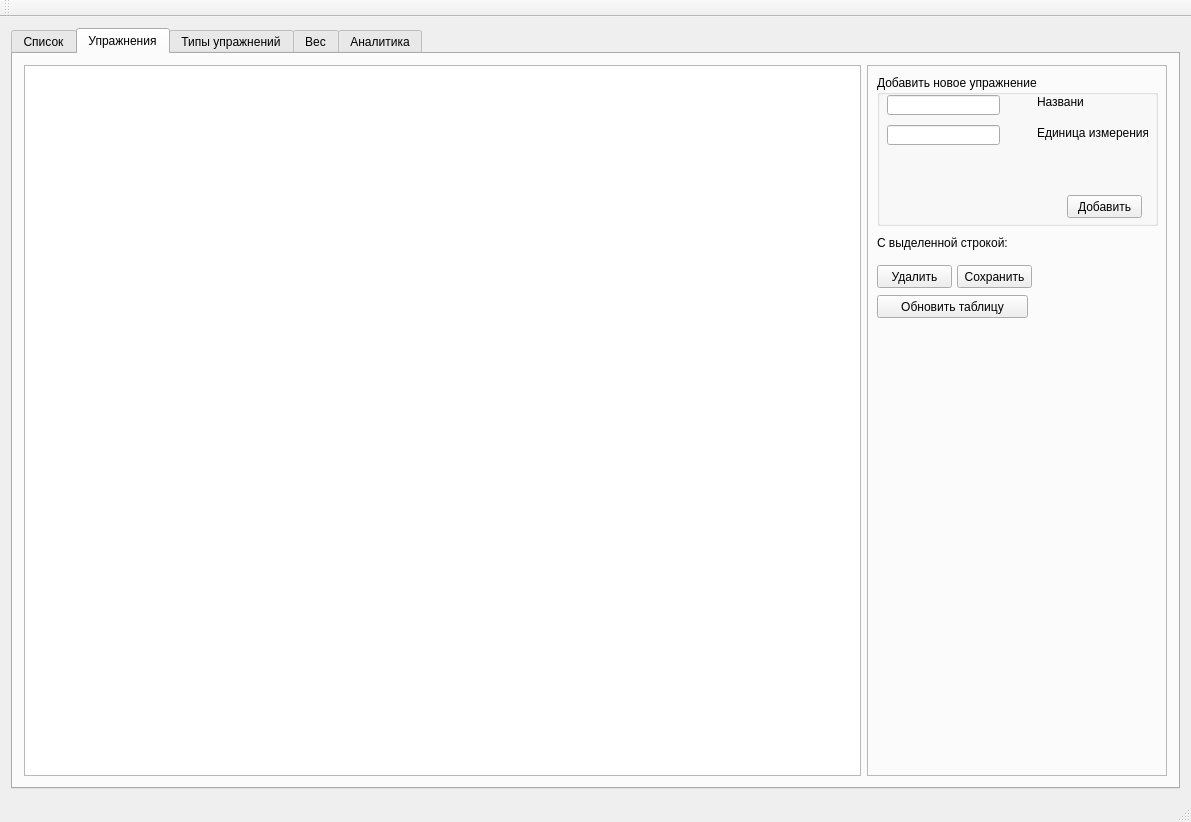
Harrix/harrix-swiss-knife, file src/harrix_swiss_knife/sport_window.ui: the form before one commit.
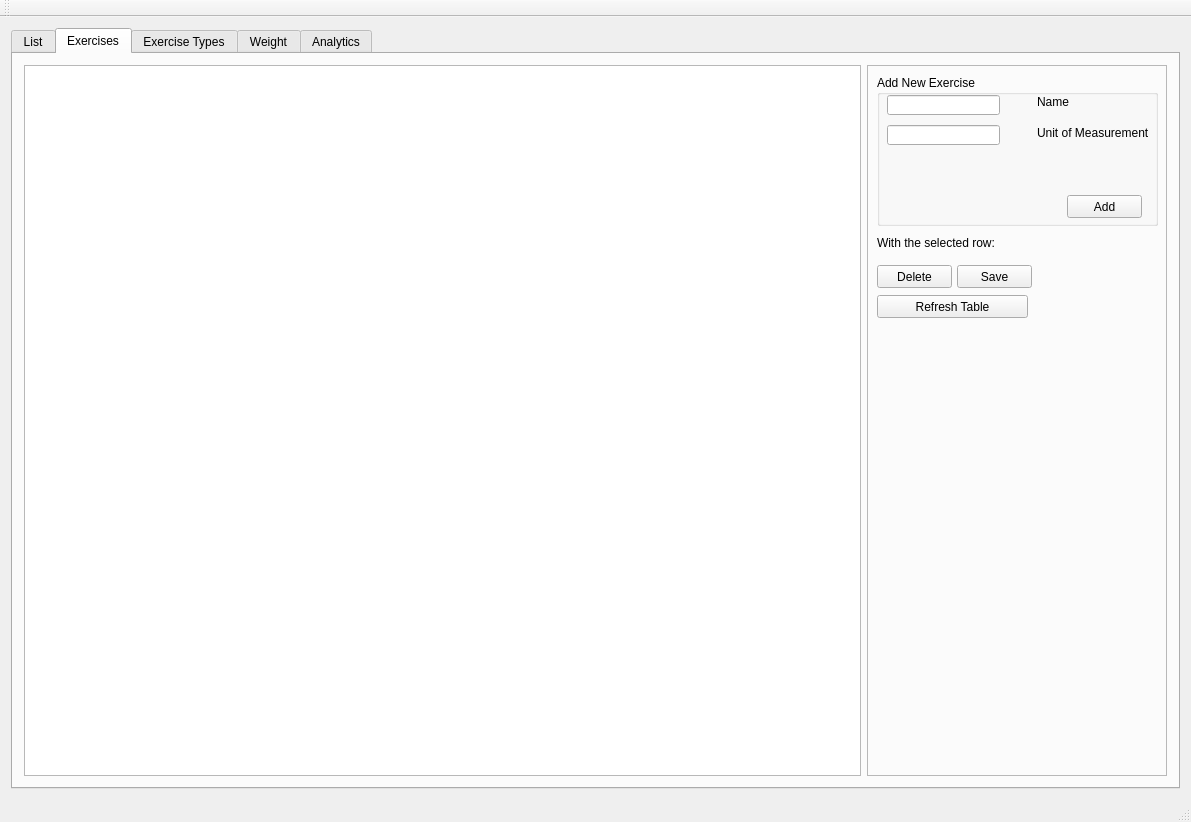
The form after the commit. The open tabs and pages were chosen to show the change.

Patch:
```diff
--- a/src/harrix_swiss_knife/sport_window.ui
+++ b/src/harrix_swiss_knife/sport_window.ui
@@ -22,7 +22,7 @@
       </property>
       <widget class="QWidget" name="tab">
        <attribute name="title">
-        <string>Список</string>
+        <string>List</string>
        </attribute>
        <layout class="QHBoxLayout" name="horizontalLayout_2">
         <item>
@@ -185,7 +185,7 @@
       </widget>
       <widget class="QWidget" name="tab_2">
        <attribute name="title">
-        <string>Упражнения</string>
+        <string>Exercises</string>
        </attribute>
        <layout class="QHBoxLayout" name="horizontalLayout_3">
         <item>
@@ -215,7 +215,7 @@
             </rect>
            </property>
            <property name="title">
-            <string>Добавить новое упражнение</string>
+            <string>Add New Exercise</string>
            </property>
            <widget class="QLineEdit" name="lineEdit_4">
             <property name="geometry">
@@ -237,7 +237,7 @@
              </rect>
             </property>
             <property name="text">
-             <string>Название</string>
+             <string>Name</string>
             </property>
            </widget>
            <widget class="QLabel" name="label_6">
@@ -250,7 +250,7 @@
              </rect>
             </property>
             <property name="text">
-             <string>Единица измерения</string>
+             <string>Unit of Measurement</string>
             </property>
            </widget>
            <widget class="QLineEdit" name="lineEdit_5">
@@ -273,7 +273,7 @@
              </rect>
             </property>
             <property name="text">
-             <string>Добавить</string>
+             <string>Add</string>
             </property>
            </widget>
           </widget>
@@ -287,7 +287,7 @@
             </rect>
            </property>
            <property name="text">
-            <string>С выделенной строкой:</string>
+            <string>With the selected row:</string>
            </property>
           </widget>
           <widget class="QPushButton" name="pushButton_exercise_delete">
@@ -300,7 +300,7 @@
             </rect>
            </property>
            <property name="text">
-            <string>Удалить</string>
+            <string>Delete</string>
            </property>
           </widget>
           <widget class="QPushButton" name="pushButton_exercise_update">
@@ -313,7 +313,7 @@
             </rect>
            </property>
            <property name="text">
-            <string>Сохранить</string>
+            <string>Save</string>
            </property>
           </widget>
           <widget class="QPushButton" name="pushButton_exercise_refresh">
@@ -326,7 +326,7 @@
             </rect>
            </property>
            <property name="text">
-            <string>Обновить таблицу</string>
+            <string>Refresh Table</string>
            </property>
           </widget>
          </widget>
@@ -335,7 +335,7 @@
       </widget>
       <widget class="QWidget" name="tab_3">
        <attribute name="title">
-        <string>Типы упражнений</string>
+        <string>Exercise Types</string>
        </attribute>
        <layout class="QHBoxLayout" name="horizontalLayout_4">
         <item>
@@ -477,7 +477,7 @@
       </widget>
       <widget class="QWidget" name="tab_5">
        <attribute name="title">
-        <string>Вес</string>
+        <string>Weight</string>
        </attribute>
        <layout class="QHBoxLayout" name="horizontalLayout_5">
         <item>
@@ -607,7 +607,7 @@
       </widget>
       <widget class="QWidget" name="tab_4">
        <attribute name="title">
-        <string>Аналитика</string>
+        <string>Analytics</string>
        </attribute>
        <layout class="QHBoxLayout" name="horizontalLayout_6">
         <item>
```
Left out of the diff: 42 changed lines with no effect on the pictures.
